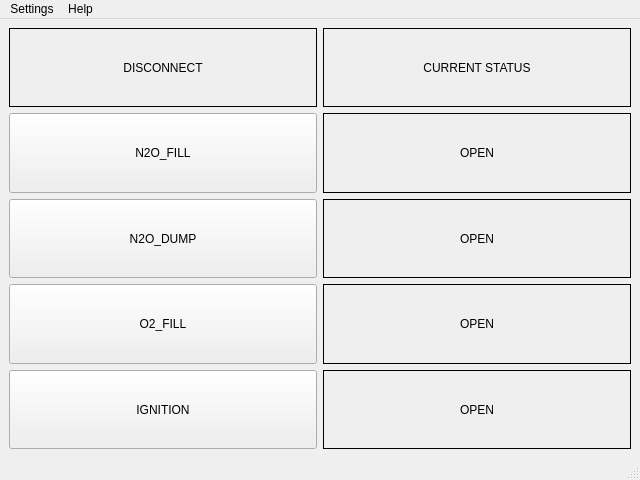
UEC-wings/GSE-CON, file gui/ui/ControlPanel.ui: the form before one commit.
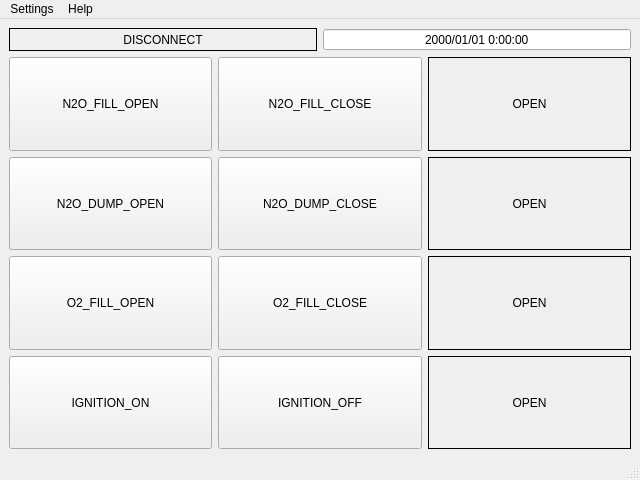
The form after the commit.

Commit message: update ControlPanel.ui, gse_con comm test ok

Patch:
```diff
--- a/gui/ui/ControlPanel.ui
+++ b/gui/ui/ControlPanel.ui
@@ -33,24 +33,30 @@
          </widget>
         </item>
         <item>
-         <widget class="QLabel" name="current_status_label">
-          <property name="frameShape">
-           <enum>QFrame::Shape::Box</enum>
-          </property>
-          <property name="text">
-           <string>CURRENT STATUS</string>
-          </property>
+         <widget class="QDateTimeEdit" name="data_time_edit">
           <property name="alignment">
            <set>Qt::AlignmentFlag::AlignCenter</set>
           </property>
+          <property name="readOnly">
+           <bool>true</bool>
+          </property>
+          <property name="buttonSymbols">
+           <enum>QAbstractSpinBox::ButtonSymbols::NoButtons</enum>
+          </property>
+          <property name="currentSection">
+           <enum>QDateTimeEdit::Section::YearSection</enum>
+          </property>
+          <property name="displayFormat">
+           <string>yyyy/MM/dd H:mm:ss</string>
+          </property>
          </widget>
         </item>
        </layout>
       </item>
       <item>
-       <layout class="QHBoxLayout" name="horizontalLayout">
+       <layout class="QHBoxLayout" name="horizontalLayout_4">
         <item>
-         <widget class="QPushButton" name="n2o_fill_button">
+         <widget class="QPushButton" name="open_n2o_fill_button">
           <property name="sizePolicy">
            <sizepolicy hsizetype="Ignored" vsizetype="Ignored">
             <horstretch>0</horstretch>
@@ -58,7 +64,20 @@
            </sizepolicy>
           </property>
           <property name="text">
-           <string>N2O_FILL</string>
+           <string>N2O_FILL_OPEN</string>
+          </property>
+         </widget>
+        </item>
+        <item>
+         <widget class="QPushButton" name="close_n2o_fill_button">
+          <property name="sizePolicy">
+           <sizepolicy hsizetype="Ignored" vsizetype="Ignored">
+            <horstretch>0</horstretch>
+            <verstretch>0</verstretch>
+           </sizepolicy>
+          </property>
+          <property name="text">
+           <string>N2O_FILL_CLOSE</string>
           </property>
          </widget>
         </item>
@@ -77,36 +96,6 @@
         </item>
        </layout>
       </item>
-      <item>
-       <layout class="QHBoxLayout" name="horizontalLayout_2">
-        <item>
-         <widget class="QPushButton" name="n2o_dump_button">
-          <property name="sizePolicy">
-           <sizepolicy hsizetype="Ignored" vsizetype="Ignored">
-            <horstretch>0</horstretch>
-            <verstretch>0</verstretch>
-           </sizepolicy>
-          </property>
-          <property name="text">
-           <string>N2O_DUMP</string>
-          </property>
-         </widget>
-        </item>
-        <item>
-         <widget class="QLabel" name="n2o_dump_label">
-          <property name="frameShape">
-           <enum>QFrame::Shape::Box</enum>
-          </property>
-          <property name="text">
-           <string>OPEN</string>
-          </property>
-          <property name="alignment">
-           <set>Qt::AlignmentFlag::AlignCenter</set>
-          </property>
-         </widget>
-        </item>
-       </layout>
-      </item>
       <item>
        <layout class="QHBoxLayout" name="horizontalLayout_3">
         <item>
@@ -118,7 +107,63 @@
            </sizepolicy>
           </property>
           <property name="text">
-           <string>O2_FILL</string>
+           <string>N2O_DUMP_OPEN</string>
+          </property>
+         </widget>
+        </item>
+        <item>
+         <widget class="QPushButton" name="close_n2o_dump_button">
+          <property name="sizePolicy">
+           <sizepolicy hsizetype="Ignored" vsizetype="Ignored">
+            <horstretch>0</horstretch>
+            <verstretch>0</verstretch>
+           </sizepolicy>
+          </property>
+          <property name="text">
+           <string>N2O_DUMP_CLOSE</string>
+          </property>
+         </widget>
+        </item>
+        <item>
+         <widget class="QLabel" name="n2o_dump_label">
+          <property name="frameShape">
+           <enum>QFrame::Shape::Box</enum>
+          </property>
+          <property name="text">
+           <string>OPEN</string>
+          </property>
+          <property name="alignment">
+           <set>Qt::AlignmentFlag::AlignCenter</set>
+          </property>
+         </widget>
+        </item>
+       </layout>
+      </item>
+      <item>
+       <layout class="QHBoxLayout" name="horizontalLayout_2">
+        <item>
+         <widget class="QPushButton" name="open_o2_fill_button">
+          <property name="sizePolicy">
+           <sizepolicy hsizetype="Ignored" vsizetype="Ignored">
+            <horstretch>0</horstretch>
+            <verstretch>0</verstretch>
+           </sizepolicy>
+          </property>
+          <property name="text">
+           <string>O2_FILL_OPEN</string>
+          </property>
+         </widget>
+        </item>
+        <item>
+         <widget class="QPushButton" name="close_o2_fill_button">
+          <property name="sizePolicy">
+           <sizepolicy hsizetype="Ignored" vsizetype="Ignored">
+            <horstretch>0</horstretch>
+            <verstretch>0</verstretch>
+           </sizepolicy>
+          </property>
+          <property name="text">
+           <string>O2_FILL_CLOSE</string>
           </property>
          </widget>
         </item>
@@ -138,9 +183,9 @@
        </layout>
       </item>
       <item>
-       <layout class="QHBoxLayout" name="horizontalLayout_4">
+       <layout class="QHBoxLayout" name="horizontalLayout">
         <item>
-         <widget class="QPushButton" name="ignition_button">
+         <widget class="QPushButton" name="on_ignition_button">
           <property name="sizePolicy">
            <sizepolicy hsizetype="Ignored" vsizetype="Ignored">
             <horstretch>0</horstretch>
@@ -148,7 +193,20 @@
            </sizepolicy>
           </property>
           <property name="text">
-           <string>IGNITION</string>
+           <string>IGNITION_ON</string>
+          </property>
+         </widget>
+        </item>
+        <item>
+         <widget class="QPushButton" name="off_ignition_button">
+          <property name="sizePolicy">
+           <sizepolicy hsizetype="Ignored" vsizetype="Ignored">
+            <horstretch>0</horstretch>
+            <verstretch>0</verstretch>
+           </sizepolicy>
+          </property>
+          <property name="text">
+           <string>IGNITION_OFF</string>
           </property>
          </widget>
         </item>
```
Left out of the diff: 2 changed lines with no effect on the pictures. The commit also changes 3 other files.
